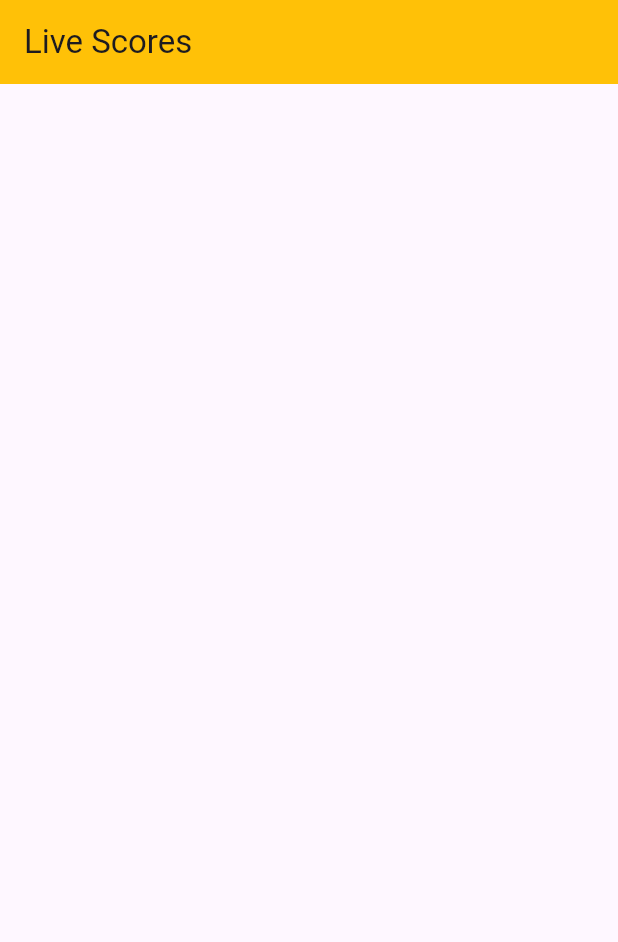
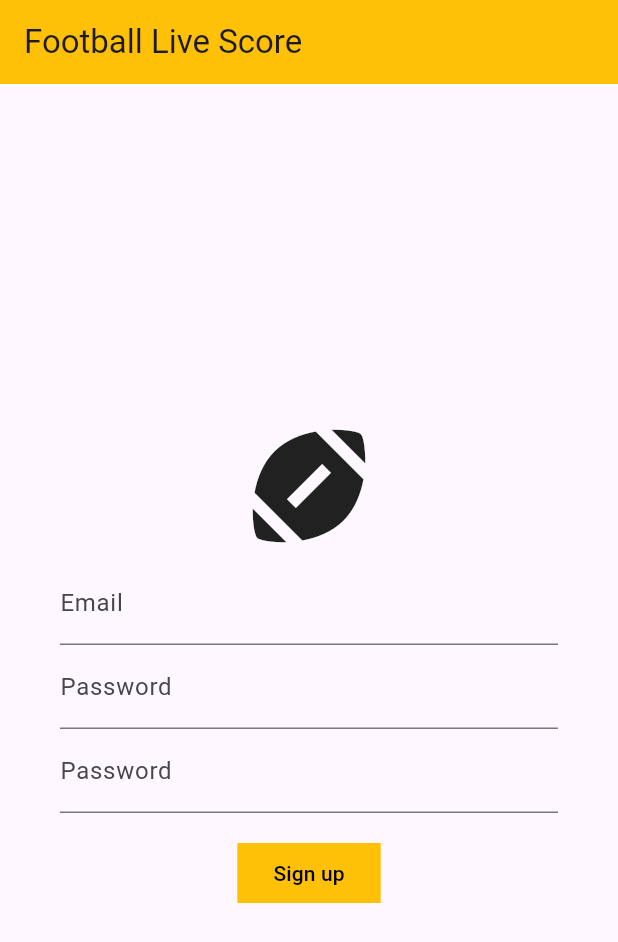
Before and after one commit to rahimuj570/live_score_flutter_firebase, a Flutter app: the screen it shows after launch, on a phone screen of 412 x 824 dp. Shown: the top 942 px of the screen. Run offline on Flutter 3.47's test engine with Material 3 defaults, Android fonts, the phone set to English and light mode, and no system bars; our stand-ins replace cloud_firestore, firebase_auth, firebase_core; accounts and stored records are empty; generated files the repository leaves out were written again.

Commit message:
successfully ctreate user with email and password in firebase

```diff
--- a/lib/app.dart
+++ b/lib/app.dart
@@ -1,5 +1,5 @@
 import 'package:flutter/material.dart';
-import 'package:live_score_app2/home_screen.dart';
+import 'package:live_score_app2/signup_screen.dart';
 
 class LiveScoreApp extends StatefulWidget {
   const LiveScoreApp({super.key});
@@ -11,6 +11,6 @@ class LiveScoreApp extends StatefulWidget {
 class _LiveScoreAppState extends State<LiveScoreApp> {
   @override
   Widget build(BuildContext context) {
-    return const MaterialApp(home: HomeScreen());
+    return const MaterialApp(home: SignupScreen());
   }
 }
--- /dev/null
+++ b/lib/signup_screen.dart
@@ -0,0 +1,138 @@
+import 'package:firebase_auth/firebase_auth.dart';
+import 'package:flutter/material.dart';
+import 'package:flutter/services.dart';
+
+class SignupScreen extends StatefulWidget {
+  const SignupScreen({super.key});
+
+  @override
+  State<SignupScreen> createState() => _SignupScreenState();
+}
+
+class _SignupScreenState extends State<SignupScreen> {
+  final TextEditingController emailTEC = TextEditingController();
+  final TextEditingController passwordTEC = TextEditingController();
+  final GlobalKey<FormState> _formKey = GlobalKey<FormState>();
+
+  @override
+  Widget build(BuildContext context) {
+    return SafeArea(
+      child: Scaffold(
+        appBar: AppBar(
+          title: Text("Football Live Score"),
+          backgroundColor: Colors.amber,
+        ),
+        body: Padding(
+          padding: const EdgeInsets.symmetric(horizontal: 40),
+          child: Form(
+            key: _formKey,
+            child: Column(
+              mainAxisAlignment: MainAxisAlignment.center,
+              children: [
+                Icon(Icons.sports_football, size: 100),
+                TextFormField(
+                  textInputAction: TextInputAction.next,
+                  controller: emailTEC,
+                  decoration: InputDecoration(label: Text('Email')),
+                  validator: (value) {
+                    if (value!.isEmpty) {
+                      return "Must Input Email";
+                    } else {
+                      return null;
+                    }
+                  },
+                ),
+                TextFormField(
+                  textInputAction: TextInputAction.next,
+                  controller: passwordTEC,
+                  decoration: InputDecoration(label: Text('Password')),
+                  validator: (value) {
+                    if (value!.isEmpty) {
+                      return "Must Input Password";
+                    } else {
+                      return null;
+                    }
+                  },
+                ),
+                TextFormField(
+                  textInputAction: TextInputAction.done,
+                  autovalidateMode: AutovalidateMode.onUserInteraction,
+                  decoration: InputDecoration(label: Text('Password')),
+                  validator: (value) {
+                    if (value!.isEmpty) {
+                      return "Must Input Password";
+                    } else if (passwordTEC.text != value) {
+                      return "Password is not matched";
+                    } else {
+                      return null;
+                    }
+                  },
+                ),
+                SizedBox(height: 16),
+                FilledButton(
+                  onPressed: () {
+                    if (_formKey.currentState!.validate()) {
+                      signUp();
+                    }
+                  },
+                  style: ElevatedButton.styleFrom(
+                    backgroundColor: Colors.amber,
+                    foregroundColor: Colors.black,
+                    shape: RoundedRectangleBorder(),
+                  ),
+                  child: Text('Sign up'),
+                ),
+              ],
+            ),
+          ),
+        ),
+      ),
+    );
+  }
+
+  Future<void> signUp() async {
+    try {
+      final credential = await FirebaseAuth.instance
+          .createUserWithEmailAndPassword(
+            email: emailTEC.text,
+            password: passwordTEC.text,
+          );
+      if (credential.user?.uid == null) {
+        ScaffoldMessenger.of(
+          context,
+        ).showSnackBar(SnackBar(content: Text('failed to register')));
+      } else {
+        ScaffoldMessenger.of(context).showSnackBar(
+          SnackBar(
+            content: Text('successfully registered'),
+            backgroundColor: Colors.green,
+          ),
+        );
+      }
+    } on FirebaseAuthException catch (e) {
+      if (e.code == 'weak-password') {
+        ScaffoldMessenger.of(context).showSnackBar(
+          SnackBar(content: Text('The password provided is too weak.')),
+        );
+      } else if (e.code == 'email-already-in-use') {
+        ScaffoldMessenger.of(context).showSnackBar(
+          SnackBar(content: Text('The account already exists for that email.')),
+        );
+      } else if (e.code == 'invalid-email') {
+        ScaffoldMessenger.of(context).showSnackBar(
+          SnackBar(content: Text('The email address is invalid.')),
+        );
+      } else {
+        ScaffoldMessenger.of(context).showSnackBar(
+          SnackBar(
+            content: Text(e.message ?? 'An unknown Firebase error occurred.'),
+          ),
+        );
+      }
+    } on Exception catch (e) {
+      ScaffoldMessenger.of(
+        context,
+      ).showSnackBar(SnackBar(content: Text(e.toString())));
+    }
+  }
+}
--- a/pubspec.yaml
+++ b/pubspec.yaml
@@ -32,6 +32,7 @@ dependencies:
     sdk: flutter
   firebase_core: ^3.4.1
   cloud_firestore: ^5.4.4
+  firebase_auth: ^5.3.1
 
   # The following adds the Cupertino Icons font to your application.
   # Use with the CupertinoIcons class for iOS style icons.
```
Also changed, not shown: pubspec.lock, 4 other files.
